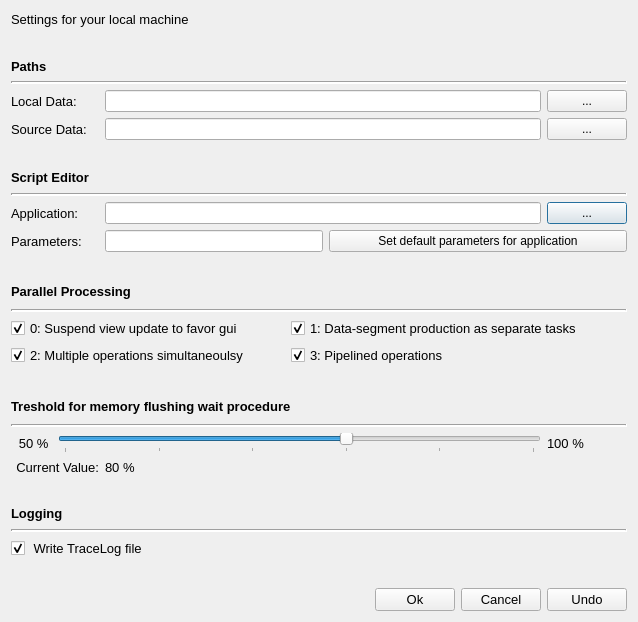
Old version of the form qtgui/exe/res/ui/DmsLocalMachineOptionsWindow.ui in the repository ObjectVision/GeoDMS.
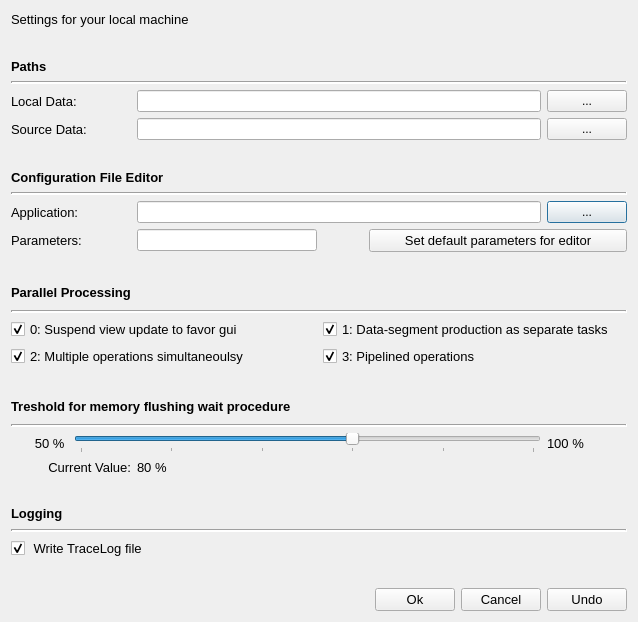
New version of the form. Icons and pictures are not drawn.

Commit message: Add (i) to editor parameters in local machine settings dialog, issue #501

```diff
--- a/qtgui/exe/res/ui/DmsLocalMachineOptionsWindow.ui
+++ b/qtgui/exe/res/ui/DmsLocalMachineOptionsWindow.ui
@@ -6,7 +6,7 @@
    <rect>
     <x>0</x>
     <y>0</y>
-    <width>607</width>
+    <width>616</width>
     <height>622</height>
    </rect>
   </property>
@@ -193,27 +193,6 @@
        </property>
       </widget>
      </item>
-     <item row="7" column="0" colspan="3">
-      <widget class="QLabel" name="lbl_script">
-       <property name="font">
-        <font>
-         <pointsize>10</pointsize>
-        </font>
-       </property>
-       <property name="autoFillBackground">
-        <bool>true</bool>
-       </property>
-       <property name="frameShape">
-        <enum>QFrame::Box</enum>
-       </property>
-       <property name="lineWidth">
-        <number>0</number>
-       </property>
-       <property name="text">
-        <string>&lt;html&gt;&lt;head/&gt;&lt;body&gt;&lt;p&gt;&lt;span style=&quot; font-weight:600;&quot;&gt;Script Editor &lt;/span&gt;&lt;/p&gt;&lt;/body&gt;&lt;/html&gt;</string>
-       </property>
-      </widget>
-     </item>
      <item row="8" column="0" colspan="11">
       <widget class="Line" name="line_2">
        <property name="sizePolicy">
@@ -280,40 +259,6 @@
        </property>
       </widget>
      </item>
-     <item row="12" column="0" colspan="3">
-      <widget class="QLabel" name="lbl_parallel_processing">
-       <property name="font">
-        <font>
-         <pointsize>10</pointsize>
-        </font>
-       </property>
-       <property name="autoFillBackground">
-        <bool>true</bool>
-       </property>
-       <property name="frameShape">
-        <enum>QFrame::Box</enum>
-       </property>
-       <property name="lineWidth">
-        <number>0</number>
-       </property>
-       <property name="text">
-        <string>&lt;html&gt;&lt;head/&gt;&lt;body&gt;&lt;p&gt;&lt;span style=&quot; font-weight:600;&quot;&gt;Parallel Processing&lt;/span&gt;&lt;/p&gt;&lt;/body&gt;&lt;/html&gt;</string>
-       </property>
-      </widget>
-     </item>
-     <item row="4" column="0" colspan="2">
-      <widget class="QLabel" name="lbl_localdata">
-       <property name="font">
-        <font>
-         <family>MS Shell Dlg 2</family>
-         <pointsize>10</pointsize>
-        </font>
-       </property>
-       <property name="text">
-        <string>Local Data: </string>
-       </property>
-      </widget>
-     </item>
      <item row="5" column="2" colspan="8">
       <widget class="QLineEdit" name="m_sd_input"/>
      </item>
@@ -352,39 +297,6 @@
        </property>
       </widget>
      </item>
-     <item row="12" column="3">
-      <widget class="QPushButton" name="m_pp_info">
-       <property name="sizePolicy">
-        <sizepolicy hsizetype="Fixed" vsizetype="Fixed">
-         <horstretch>0</horstretch>
-         <verstretch>0</verstretch>
-        </sizepolicy>
-       </property>
-       <property name="cursor">
-        <cursorShape>WhatsThisCursor</cursorShape>
-       </property>
-       <property name="toolTip">
-        <string>&lt;html&gt;&lt;head/&gt;&lt;body&gt;&lt;p&gt;&lt;span style=&quot; font-weight:600;&quot;&gt;Parallel processing &lt;/span&gt;is a type of computation in which many calculations are carried out simultaneously by using multiple cores that perform tasks in separate threads.&lt;/p&gt;&lt;p&gt;The current options are:
-&lt;ol&gt;
-&lt;li&gt;keeps the GUI responsive by suspending further calculation steps whenever user events are queued, and resume these when idle.&lt;/li&gt;
-&lt;li&gt;split up operations into separate tasks per data-segment.&lt;/li&gt;
-&lt;li&gt;performs multiple operations simultaneously.&lt;/li&gt;
-&lt;li&gt;pipeline data-segment processing by delaying data-segment production to the taks that requests such segments.&lt;/li&gt;
-&lt;/ol&gt;
-&lt;/p&gt;&lt;p&gt;It is advised to use the default settings in most cases. For specific configurations/machines it might be useful to deviate from these setting.&lt;/body&gt;&lt;/html&gt;</string>
-       </property>
-       <property name="text">
-        <string/>
-       </property>
-       <property name="icon">
-        <iconset>
-         <normaloff>../images/DP_ValueInfo.bmp</normaloff>../images/DP_ValueInfo.bmp</iconset>
-       </property>
-       <property name="flat">
-        <bool>true</bool>
-       </property>
-      </widget>
-     </item>
      <item row="1" column="0">
       <widget class="QLabel" name="label">
        <property name="text">
@@ -463,29 +375,6 @@
        </property>
       </widget>
      </item>
-     <item row="17" column="0" colspan="7">
-      <widget class="QLabel" name="lbl_memory_flushing">
-       <property name="font">
-        <font>
-         <pointsize>10</pointsize>
-         <weight>75</weight>
-         <bold>true</bold>
-        </font>
-       </property>
-       <property name="autoFillBackground">
-        <bool>true</bool>
-       </property>
-       <property name="frameShape">
-        <enum>QFrame::Box</enum>
-       </property>
-       <property name="lineWidth">
-        <number>0</number>
-       </property>
-       <property name="text">
-        <string>&lt;html&gt;&lt;head/&gt;&lt;body&gt;&lt;p&gt;Treshold for memory flushing wait procedure &lt;/p&gt;&lt;/body&gt;&lt;/html&gt;</string>
-       </property>
-      </widget>
-     </item>
      <item row="23" column="0" colspan="11">
       <widget class="Line" name="line_5">
        <property name="sizePolicy">
@@ -607,15 +496,127 @@
      </item>
      <item row="10" column="7" colspan="4">
       <widget class="QPushButton" name="m_set_editor_parameters">
+       <property name="font">
+        <font>
+         <pointsize>10</pointsize>
+        </font>
+       </property>
        <property name="text">
-        <string>Set default parameters for application</string>
+        <string>Set default parameters for editor</string>
        </property>
       </widget>
      </item>
-     <item row="10" column="2" colspan="5">
+     <item row="10" column="2" colspan="4">
       <widget class="QLineEdit" name="m_editor_parameters_input"/>
      </item>
-     <item row="17" column="7">
+     <item row="10" column="6">
+      <widget class="QPushButton" name="m_param_info">
+       <property name="toolTip">
+        <string>&lt;html&gt;&lt;head/&gt;&lt;body&gt;&lt;p&gt;&lt;B&gt;&lt;span style=&quot; font-weight:600;&quot;&gt;Script Editor Parameters&lt;/span&gt;&lt;/B&gt;
+
+&lt;BR&gt;&lt;BR&gt;
+These parameters are used to start the Script Editor with the relevant configuration file and at a requested line.
+
+For Notepad ++ the advised default parameters are:
+&lt;ol&gt;
+
+&lt;li&gt;&lt;B&gt;&quot;%F&quot;:&lt;/B&gt; %F is a placeholder for the full path of the configuration file to be opened.The double quotes are added to also support full paths with spaces.&lt;/li&gt;
+&lt;li&gt; &lt;B&gt;-n%L:&lt;/B&gt; -n  is used by Notepad ++ to highlight the line specified. The %L syntax results in the requested line number.&lt;/li&gt; 
+
+&lt;/ol&gt;
+
+&lt;/body&gt;&lt;/html&gt;</string>
+       </property>
+       <property name="text">
+        <string/>
+       </property>
+       <property name="icon">
+        <iconset>
+         <normaloff>../images/DP_ValueInfo.bmp</normaloff>../images/DP_ValueInfo.bmp</iconset>
+       </property>
+       <property name="flat">
+        <bool>true</bool>
+       </property>
+      </widget>
+     </item>
+     <item row="12" column="0" colspan="2">
+      <widget class="QLabel" name="lbl_parallel_processing">
+       <property name="font">
+        <font>
+         <pointsize>10</pointsize>
+        </font>
+       </property>
+       <property name="autoFillBackground">
+        <bool>true</bool>
+       </property>
+       <property name="frameShape">
+        <enum>QFrame::Box</enum>
+       </property>
+       <property name="lineWidth">
+        <number>0</number>
+       </property>
+       <property name="text">
+        <string>&lt;html&gt;&lt;head/&gt;&lt;body&gt;&lt;p&gt;&lt;span style=&quot; font-weight:600;&quot;&gt;Parallel Processing&lt;/span&gt;&lt;/p&gt;&lt;/body&gt;&lt;/html&gt;</string>
+       </property>
+      </widget>
+     </item>
+     <item row="12" column="2">
+      <widget class="QPushButton" name="m_pp_info">
+       <property name="sizePolicy">
+        <sizepolicy hsizetype="Fixed" vsizetype="Fixed">
+         <horstretch>0</horstretch>
+         <verstretch>0</verstretch>
+        </sizepolicy>
+       </property>
+       <property name="cursor">
+        <cursorShape>WhatsThisCursor</cursorShape>
+       </property>
+       <property name="toolTip">
+        <string>&lt;html&gt;&lt;head/&gt;&lt;body&gt;&lt;p&gt;&lt;span style=&quot; font-weight:600;&quot;&gt;Parallel processing &lt;/span&gt;is a type of computation in which many calculations are carried out simultaneously by using multiple cores that perform tasks in separate threads.&lt;/p&gt;&lt;p&gt;The current options are:
+&lt;ol&gt;
+&lt;li&gt;keeps the GUI responsive by suspending further calculation steps whenever user events are queued, and resume these when idle.&lt;/li&gt;
+&lt;li&gt;split up operations into separate tasks per data-segment.&lt;/li&gt;
+&lt;li&gt;performs multiple operations simultaneously.&lt;/li&gt;
+&lt;li&gt;pipeline data-segment processing by delaying data-segment production to the taks that requests such segments.&lt;/li&gt;
+&lt;/ol&gt;
+&lt;/p&gt;&lt;p&gt;It is advised to use the default settings in most cases. For specific configurations/machines it might be useful to deviate from these setting.&lt;/body&gt;&lt;/html&gt;</string>
+       </property>
+       <property name="text">
+        <string/>
+       </property>
+       <property name="icon">
+        <iconset>
+         <normaloff>../images/DP_ValueInfo.bmp</normaloff>../images/DP_ValueInfo.bmp</iconset>
+       </property>
+       <property name="flat">
+        <bool>true</bool>
+       </property>
+      </widget>
+     </item>
+     <item row="17" column="0" colspan="6">
+      <widget class="QLabel" name="lbl_memory_flushing">
+       <property name="font">
+        <font>
+         <pointsize>10</pointsize>
+         <weight>75</weight>
+         <bold>true</bold>
+        </font>
+       </property>
+       <property name="autoFillBackground">
+        <bool>true</bool>
+       </property>
+       <property name="frameShape">
+        <enum>QFrame::Box</enum>
+       </property>
+       <property name="lineWidth">
+        <number>0</number>
+       </property>
+       <property name="text">
+        <string>&lt;html&gt;&lt;head/&gt;&lt;body&gt;&lt;p&gt;Treshold for memory flushing wait procedure &lt;/p&gt;&lt;/body&gt;&lt;/html&gt;</string>
+       </property>
+      </widget>
+     </item>
+     <item row="17" column="6">
       <widget class="QPushButton" name="m_tmf_info">
        <property name="sizePolicy">
         <sizepolicy hsizetype="Fixed" vsizetype="Fixed">
@@ -646,6 +647,40 @@
        </property>
       </widget>
      </item>
+     <item row="7" column="0" colspan="4">
+      <widget class="QLabel" name="lbl_script">
+       <property name="font">
+        <font>
+         <pointsize>10</pointsize>
+        </font>
+       </property>
+       <property name="autoFillBackground">
+        <bool>true</bool>
+       </property>
+       <property name="frameShape">
+        <enum>QFrame::Box</enum>
+       </property>
+       <property name="lineWidth">
+        <number>0</number>
+       </property>
+       <property name="text">
+        <string>&lt;html&gt;&lt;head/&gt;&lt;body&gt;&lt;p&gt;&lt;span style=&quot; font-weight:600;&quot;&gt;Configuration File  Editor &lt;/span&gt;&lt;/p&gt;&lt;/body&gt;&lt;/html&gt;</string>
+       </property>
+      </widget>
+     </item>
+     <item row="4" column="0" colspan="2">
+      <widget class="QLabel" name="lbl_localdata">
+       <property name="font">
+        <font>
+         <family>MS Shell Dlg 2</family>
+         <pointsize>10</pointsize>
+        </font>
+       </property>
+       <property name="text">
+        <string>Local Data: </string>
+       </property>
+      </widget>
+     </item>
     </layout>
    </item>
   </layout>
```
